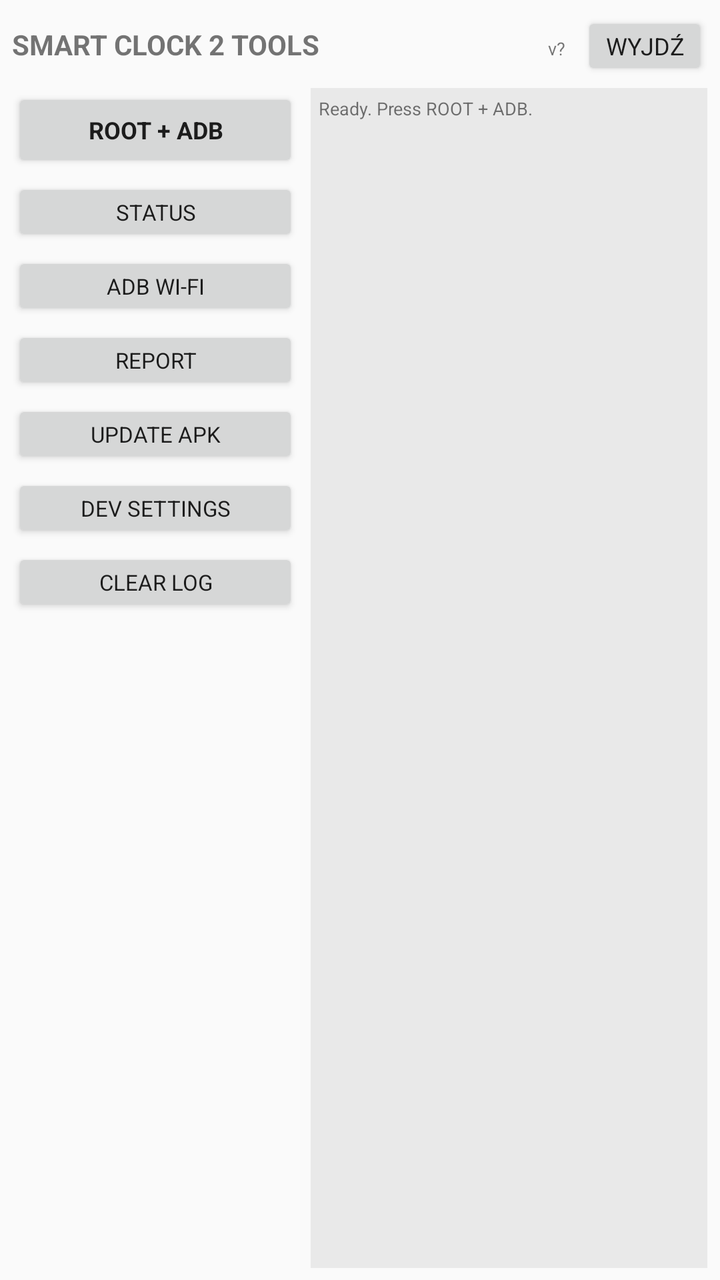
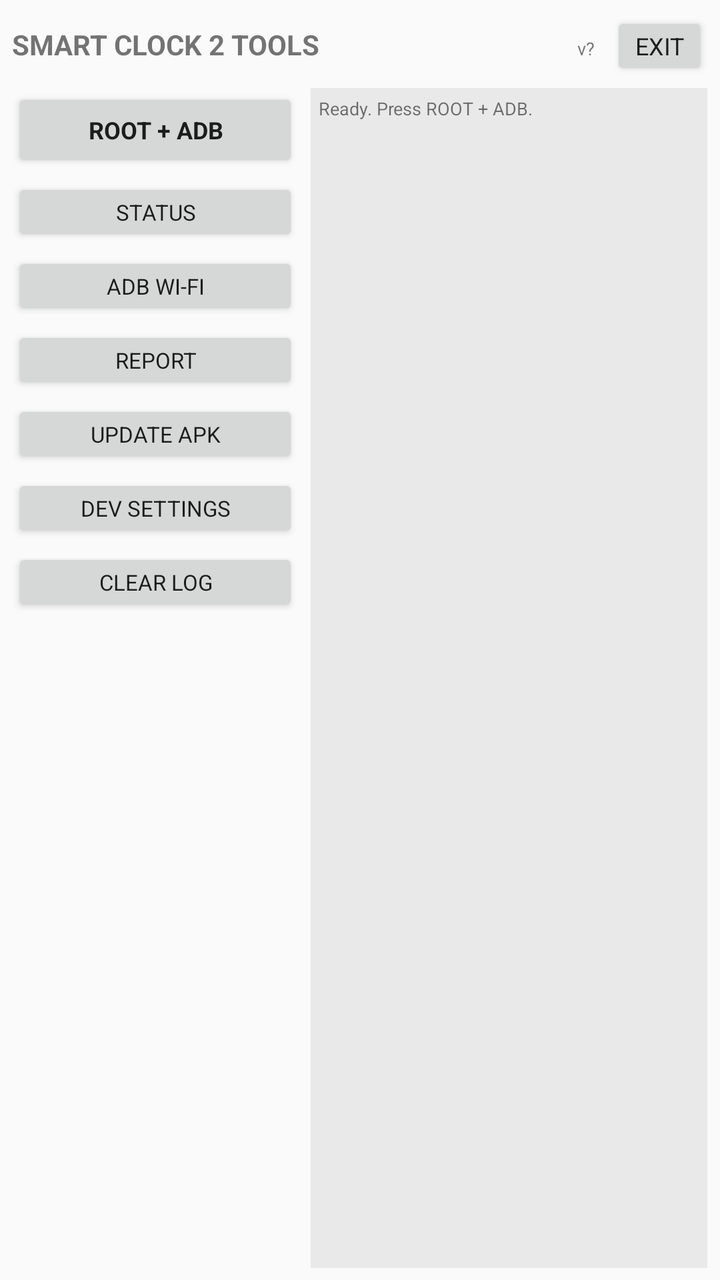

An Android layout rendered at two revisions. The XML below is the earlier revision; the diff shows what the commit changed to produce the second picture.
<!-- AndroidManifest.xml: application theme AppTheme -->
<!-- res/layout/activity_main.xml -->
<?xml version="1.0" encoding="utf-8"?>
<LinearLayout xmlns:android="http://schemas.android.com/apk/res/android"
    android:layout_width="match_parent"
    android:layout_height="match_parent"
    android:orientation="vertical"
    android:padding="6dp">

    <LinearLayout
        android:layout_width="match_parent"
        android:layout_height="wrap_content"
        android:orientation="horizontal"
        android:paddingBottom="4dp">

        <TextView
            android:id="@+id/appTitle"
            android:layout_width="0dp"
            android:layout_height="wrap_content"
            android:layout_weight="1"
            android:text="SMART CLOCK 2 TOOLS"
            android:textSize="14sp"
            android:textStyle="bold" />

        <TextView
            android:id="@+id/appVersion"
            android:layout_width="wrap_content"
            android:layout_height="wrap_content"
            android:textSize="9sp"
            android:text="v?" />

        
        <Button
            android:id="@+id/btnExit"
            android:layout_width="wrap_content"
            android:layout_height="34dp"
            android:layout_marginStart="8dp"
            android:minHeight="0dp"
            android:minWidth="0dp"
            android:paddingTop="0dp"
            android:paddingBottom="0dp"
            android:paddingStart="12dp"
            android:paddingEnd="12dp"
            android:textSize="12sp"
            android:text="Wyjdź" />
    </LinearLayout>

    <LinearLayout
        android:layout_width="match_parent"
        android:layout_height="0dp"
        android:layout_weight="1"
        android:orientation="horizontal">

        <ScrollView
            android:layout_width="0dp"
            android:layout_height="match_parent"
            android:layout_weight="0.42"
            android:fillViewport="true">

            <LinearLayout
                android:layout_width="match_parent"
                android:layout_height="wrap_content"
                android:orientation="vertical">

                
                <Button
                    android:id="@+id/btnRootSsh"
                    android:layout_width="match_parent"
                    android:layout_height="42dp"
                    android:minHeight="0dp"
                    android:paddingTop="0dp"
                    android:paddingBottom="0dp"
                    android:layout_marginBottom="3dp"
                    android:text="ROOT + ADB"
                    android:textSize="12sp"
                    android:textStyle="bold" />

                <Button
                    android:id="@+id/btnStatus"
                    android:layout_width="match_parent"
                    android:layout_height="34dp"
                    android:minHeight="0dp"
                    android:paddingTop="0dp"
                    android:paddingBottom="0dp"
                    android:layout_marginBottom="3dp"
                    android:text="STATUS"
                    android:textSize="11sp" />

                <Button
                    android:id="@+id/btnAdbWifi"
                    android:layout_width="match_parent"
                    android:layout_height="34dp"
                    android:minHeight="0dp"
                    android:paddingTop="0dp"
                    android:paddingBottom="0dp"
                    android:layout_marginBottom="3dp"
                    android:text="ADB WI-FI"
                    android:textSize="11sp" />

                <Button
                    android:id="@+id/btnReport"
                    android:layout_width="match_parent"
                    android:layout_height="34dp"
                    android:minHeight="0dp"
                    android:paddingTop="0dp"
                    android:paddingBottom="0dp"
                    android:layout_marginBottom="3dp"
                    android:text="REPORT"
                    android:textSize="11sp" />

                <Button
                    android:id="@+id/btnInstallApk"
                    android:layout_width="match_parent"
                    android:layout_height="34dp"
                    android:minHeight="0dp"
                    android:paddingTop="0dp"
                    android:paddingBottom="0dp"
                    android:layout_marginBottom="3dp"
                    android:text="UPDATE APK"
                    android:textSize="11sp" />

                <Button
                    android:id="@+id/btnOpenDevSettings"
                    android:layout_width="match_parent"
                    android:layout_height="34dp"
                    android:minHeight="0dp"
                    android:paddingTop="0dp"
                    android:paddingBottom="0dp"
                    android:layout_marginBottom="3dp"
                    android:text="DEV SETTINGS"
                    android:textSize="11sp" />

                <Button
                    android:id="@+id/btnClearLog"
                    android:layout_width="match_parent"
                    android:layout_height="34dp"
                    android:minHeight="0dp"
                    android:paddingTop="0dp"
                    android:paddingBottom="0dp"
                    android:text="CLEAR LOG"
                    android:textSize="11sp" />
            </LinearLayout>
        </ScrollView>

        <ScrollView
            android:id="@+id/logScroll"
            android:layout_width="0dp"
            android:layout_height="match_parent"
            android:layout_weight="0.58"
            android:layout_marginStart="6dp"
            android:background="#11000000">

            <TextView
                android:id="@+id/statusText"
                android:layout_width="match_parent"
                android:layout_height="wrap_content"
                android:padding="4dp"
                android:textSize="9sp"
                android:typeface="monospace"
                android:textIsSelectable="true"
                android:text="Ready. Press ROOT + ADB." />
        </ScrollView>
    </LinearLayout>
</LinearLayout>
<!-- resources referenced by this layout -->
<resources>
  <style name="AppTheme" parent="android:Theme.Material.Light.NoActionBar">
          <item name="android:fontFamily">sans-serif</item>
          <item name="android:colorAccent">#0B7285</item>
      </style>
</resources>

<!-- the commit's change to res/layout/activity_main.xml (unified diff, before → after) -->
@@ -40,7 +40,7 @@
             android:paddingStart="12dp"
             android:paddingEnd="12dp"
             android:textSize="12sp"
-            android:text="Wyjdź" />
+            android:text="EXIT" />
     </LinearLayout>
 
     <LinearLayout
